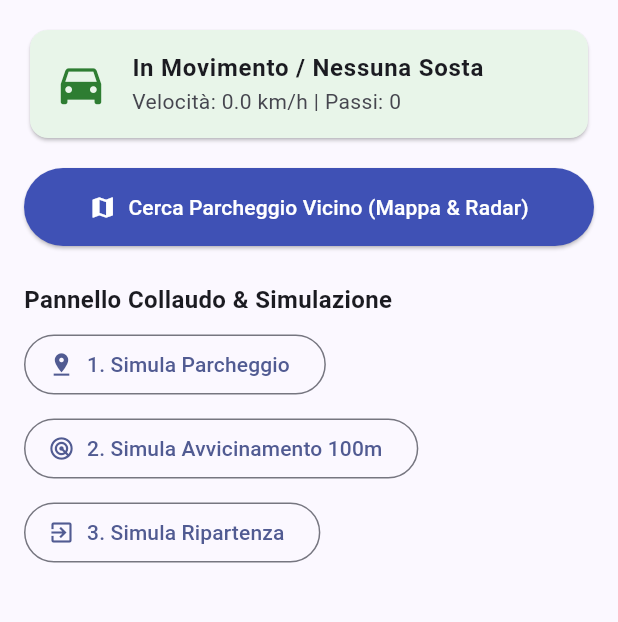
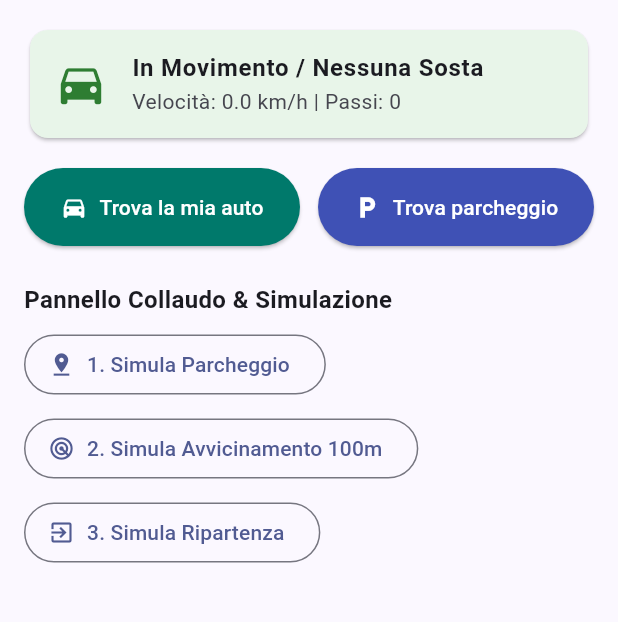
Before and after one commit to Farmavision/backend-parcheggi, a Flutter app: the screen it shows after launch, on a phone screen of 412 x 824 dp, the part 84-706 px from its top. Run offline on Flutter 3.47's test engine with Material 3 defaults, Android fonts, the phone set to English and light mode, and no system bars; our stand-ins replace connectivity_plus, flutter_blue_plus, flutter_local_notifications, flutter_map, geolocator, latlong2 and 4 more; missing offline and left inert: network_info_plus; network calls fail.

Commit message:
Ripristinati tasti Trova la mia auto e Trova parcheggio nella Home

```diff
--- a/parkadvisor_app/lib/main.dart
+++ b/parkadvisor_app/lib/main.dart
@@ -6,6 +6,7 @@ import 'package:flutter_blue_plus/flutter_blue_plus.dart';
 import 'package:geolocator/geolocator.dart';
 import 'package:http/http.dart' as http;
 import 'package:shared_preferences/shared_preferences.dart';
+import 'map_modes_screen.dart';
 import 'profile_screen.dart';
 import 'sensor_fusion_engine.dart';
 import 'notification_service.dart';
@@ -303,20 +304,58 @@ class _HomeScreenState extends State<HomeScreen> {
             ),
           ),
           const SizedBox(height: 16),
-          ElevatedButton.icon(
+          Row(
+            children: [
+              Expanded(
+                child: ElevatedButton.icon(
                   onPressed: () {
                     Navigator.push(
                       context,
-                MaterialPageRoute(builder: (_) => Scaffold(appBar: AppBar(title: const Text('Mappa Parcheggi')), body: Center(child: Text('Ricerca nel raggio di $_searchRadiusM metri')))),
+                      MaterialPageRoute(
+                        builder: (_) => FindMyCarScreen(
+                          sensorEngine: _sensorEngine,
+                          backendBaseUrl: _backendBaseUrl,
+                          userId: _userId,
+                        ),
+                      ),
                     );
                   },
-            icon: const Icon(Icons.map),
-            label: const Text('Cerca Parcheggio Vicino (Mappa & Radar)'),
+                  icon: const Icon(Icons.directions_car),
+                  label: const Text('Trova la mia auto', textAlign: TextAlign.center),
+                  style: ElevatedButton.styleFrom(
+                    backgroundColor: Colors.teal.shade700,
+                    foregroundColor: Colors.white,
+                    padding: const EdgeInsets.symmetric(vertical: 16, horizontal: 8),
+                  ),
+                ),
+              ),
+              const SizedBox(width: 12),
+              Expanded(
+                child: ElevatedButton.icon(
+                  onPressed: () async {
+                    await Navigator.push(
+                      context,
+                      MaterialPageRoute(
+                        builder: (_) => SearchParkingScreen(
+                          sensorEngine: _sensorEngine,
+                          backendBaseUrl: _backendBaseUrl,
+                          userId: _userId,
+                          searchRadiusM: _searchRadiusM,
+                        ),
+                      ),
+                    );
+                    _loadLocalAndRemoteUser();
+                  },
+                  icon: const Icon(Icons.local_parking),
+                  label: const Text('Trova parcheggio', textAlign: TextAlign.center),
                   style: ElevatedButton.styleFrom(
                     backgroundColor: Colors.indigo,
                     foregroundColor: Colors.white,
-              padding: const EdgeInsets.symmetric(vertical: 16),
+                    padding: const EdgeInsets.symmetric(vertical: 16, horizontal: 8),
                   ),
+                ),
+              ),
+            ],
           ),
           const SizedBox(height: 24),
           const Text('Pannello Collaudo & Simulazione', style: TextStyle(fontWeight: FontWeight.bold, fontSize: 16)),
```
Lines whose indentation alone changed are shown as unchanged.
